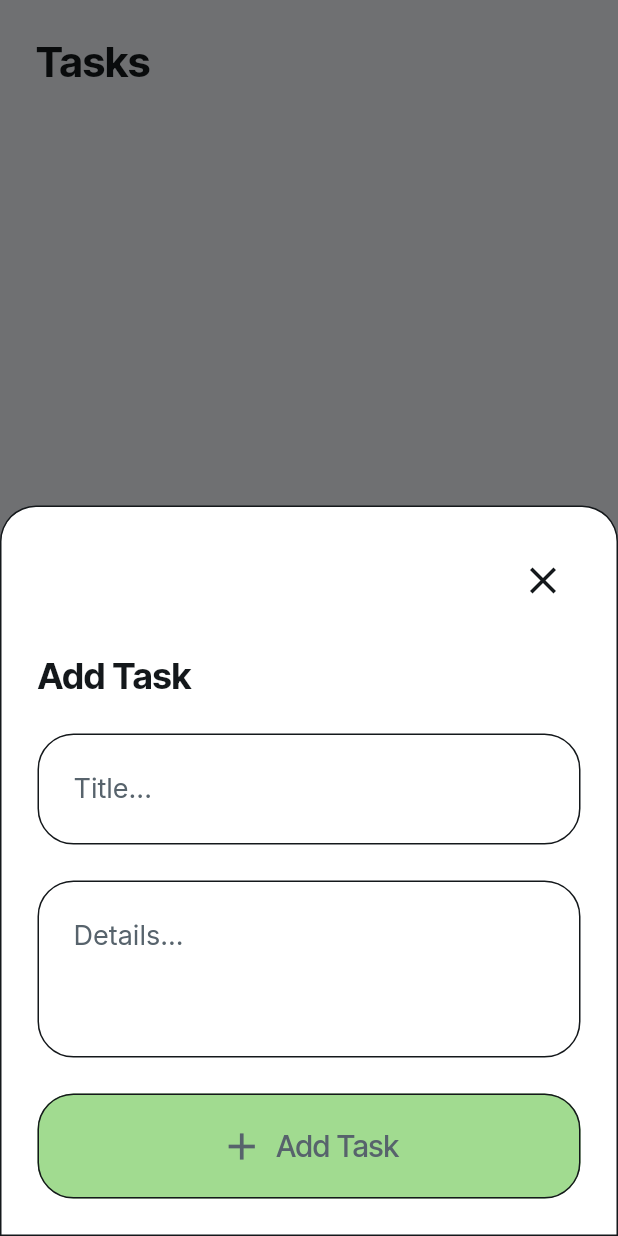
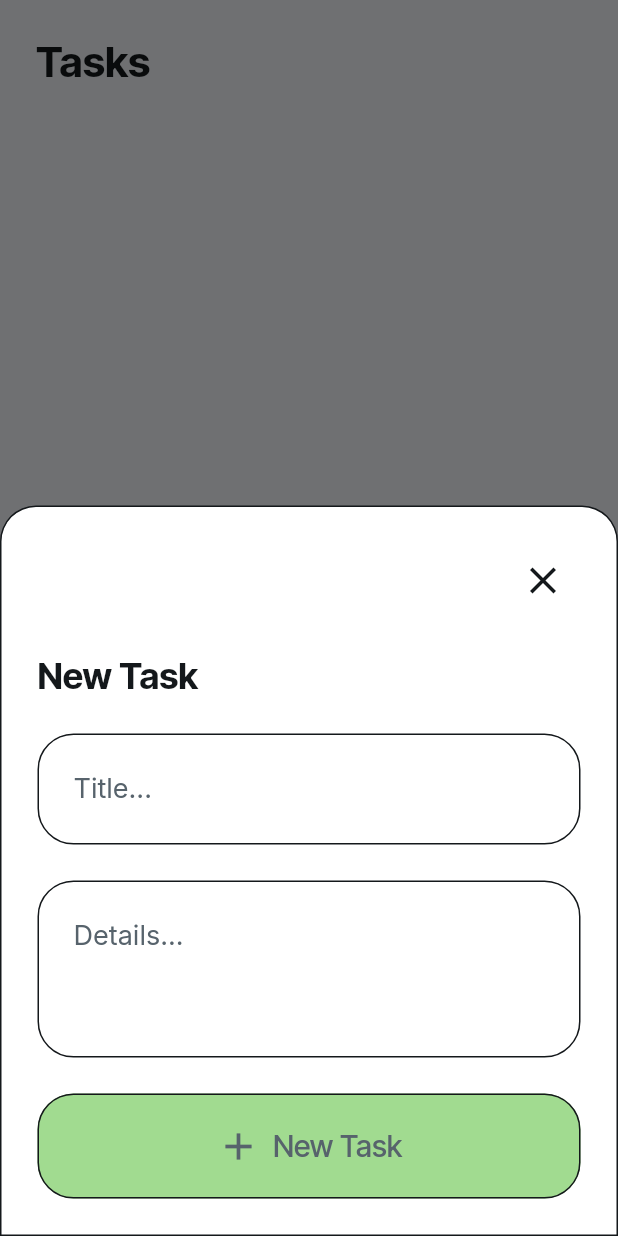
Before and after one commit to habibaghaziii/TodoApp-FlutterFlow, a Flutter app: the screen it shows once a user with an empty profile is signed in, after a tap on the "add" icon, on a phone screen of 412 x 824 dp. Run offline on Flutter 3.47's test engine with Material 3 defaults, Android fonts, the phone set to English and light mode, and no system bars; drawn by our look-alikes of auto_size_text; our stand-ins replace cloud_firestore, easy_debounce, file_picker, firebase_auth, firebase_core, firebase_storage and 12 more; missing offline and left inert: json_path, mime_type; accounts and stored records are empty.

Commit message:
Updating to latest FlutterFlow output.

```diff
--- a/lib/pages/add_tasks/add_tasks_widget.dart
+++ b/lib/pages/add_tasks/add_tasks_widget.dart
@@ -89,7 +89,7 @@ class _AddTasksWidgetState extends State<AddTasksWidget> {
               ],
             ),
             Text(
-              'Add Task',
+              'New Task',
               style: FlutterFlowTheme.of(context).headlineSmall.override(
                     fontFamily: 'Inter Tight',
                     letterSpacing: 0.0,
@@ -242,7 +242,7 @@ class _AddTasksWidgetState extends State<AddTasksWidget> {
                     ));
                 Navigator.pop(context);
               },
-              text: 'Add Task',
+              text: 'New Task',
               icon: const Icon(
                 Icons.add,
                 size: 30.0,
```
